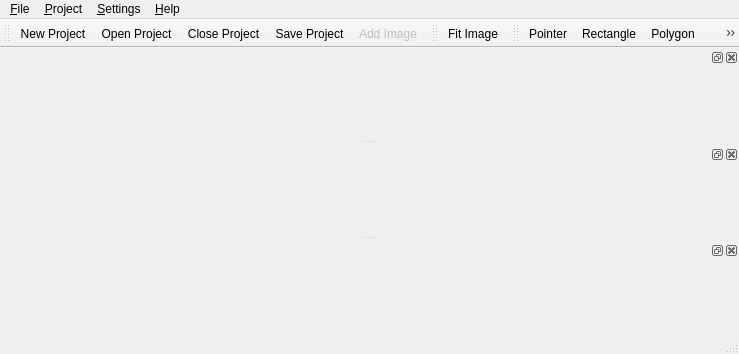
The window that AnnoTool/src/uiStuff/forms/annotoolmainwindow.ui (basileios-anastasatos/AnnoTool) describes before a commit, drawn with Qt 5.
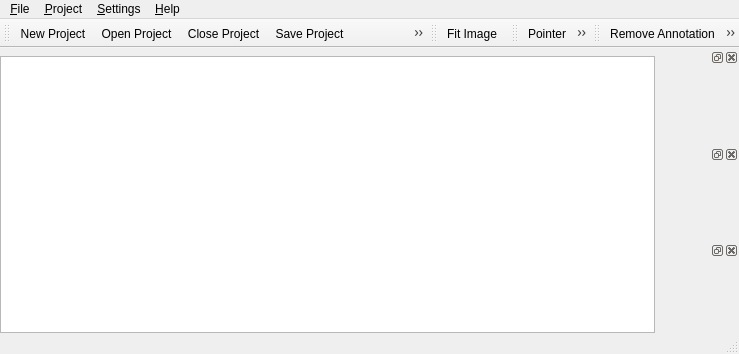
The same window after the commit. Icons and pictures are not drawn. Custom widgets are drawn as their Qt base class.

Patch:
```diff
--- a/AnnoTool/src/uiStuff/forms/annotoolmainwindow.ui
+++ b/AnnoTool/src/uiStuff/forms/annotoolmainwindow.ui
@@ -16,6 +16,14 @@
    <set>QMainWindow::AllowNestedDocks|QMainWindow::AllowTabbedDocks|QMainWindow::AnimatedDocks</set>
   </property>
   <widget class="QGraphicsView" name="graphicsView">
+   <property name="geometry">
+    <rect>
+     <x>0</x>
+     <y>56</y>
+     <width>655</width>
+     <height>277</height>
+    </rect>
+   </property>
    <property name="renderHints">
     <set>QPainter::Antialiasing|QPainter::SmoothPixmapTransform|QPainter::TextAntialiasing</set>
    </property>
@@ -27,6 +35,14 @@
    </property>
   </widget>
   <widget class="AnnoFileListWidget" name="annoFileListWidget">
+   <property name="geometry">
+    <rect>
+     <x>659</x>
+     <y>56</y>
+     <width>80</width>
+     <height>90</height>
+    </rect>
+   </property>
    <property name="floating">
     <bool>false</bool>
    </property>
@@ -35,6 +51,14 @@
    </attribute>
   </widget>
   <widget class="AnnoListWidget" name="annoListWidget">
+   <property name="geometry">
+    <rect>
+     <x>659</x>
+     <y>150</y>
+     <width>80</width>
+     <height>89</height>
+    </rect>
+   </property>
    <property name="floating">
     <bool>false</bool>
    </property>
@@ -43,6 +67,14 @@
    </attribute>
   </widget>
   <widget class="AnnoDataWidget" name="annoDataWidget">
+   <property name="geometry">
+    <rect>
+     <x>659</x>
+     <y>243</y>
+     <width>80</width>
+     <height>90</height>
+    </rect>
+   </property>
    <property name="floating">
     <bool>false</bool>
    </property>
@@ -99,8 +131,25 @@
    <addaction name="menu_Settings" />
    <addaction name="menu_Help" />
   </widget>
-  <widget class="QStatusBar" name="statusbar" />
+  <widget class="QStatusBar" name="statusbar">
+   <property name="geometry">
+    <rect>
+     <x>0</x>
+     <y>333</y>
+     <width>739</width>
+     <height>21</height>
+    </rect>
+   </property>
+  </widget>
   <widget class="QToolBar" name="tbGeneral">
+   <property name="geometry">
+    <rect>
+     <x>0</x>
+     <y>22</y>
+     <width>201</width>
+     <height>34</height>
+    </rect>
+   </property>
    <property name="windowTitle">
     <string>General</string>
    </property>
@@ -117,6 +166,14 @@
    <addaction name="actionProjectAddImage" />
   </widget>
   <widget class="QToolBar" name="tbView">
+   <property name="geometry">
+    <rect>
+     <x>201</x>
+     <y>22</y>
+     <width>70</width>
+     <height>34</height>
+    </rect>
+   </property>
    <property name="windowTitle">
     <string>toolBar</string>
    </property>
@@ -129,6 +186,14 @@
    <addaction name="actionFitImage" />
   </widget>
   <widget class="QToolBar" name="tbTools">
+   <property name="geometry">
+    <rect>
+     <x>271</x>
+     <y>22</y>
+     <width>163</width>
+     <height>34</height>
+    </rect>
+   </property>
    <property name="windowTitle">
     <string>toolBar</string>
    </property>
@@ -143,6 +208,27 @@
    <addaction name="actionToolPolygon" />
    <addaction name="actionToolEllipse" />
   </widget>
+  <widget class="QToolBar" name="tbAnnotation">
+   <property name="geometry">
+    <rect>
+     <x>434</x>
+     <y>22</y>
+     <width>305</width>
+     <height>34</height>
+    </rect>
+   </property>
+   <property name="windowTitle">
+    <string>toolBar</string>
+   </property>
+   <attribute name="toolBarArea">
+    <enum>TopToolBarArea</enum>
+   </attribute>
+   <attribute name="toolBarBreak">
+    <bool>false</bool>
+   </attribute>
+   <addaction name="actionRemoveAnnotation" />
+   <addaction name="actionZtoFront" />
+  </widget>
   <action name="actionFileOpen">
    <property name="icon">
     <iconset resource="icons.qrc">:/res/folder_open</iconset>
@@ -303,6 +389,16 @@
     <string>&amp;Export</string>
    </property>
   </action>
+  <action name="actionRemoveAnnotation">
+   <property name="text">
+    <string>Remove Annotation</string>
+   </property>
+  </action>
+  <action name="actionZtoFront">
+   <property name="text">
+    <string>Bring To Front</string>
+   </property>
+  </action>
  </widget>
  <customwidgets>
   <customwidget>
```
Left out of the diff: 21 changed lines with no effect on the pictures.
